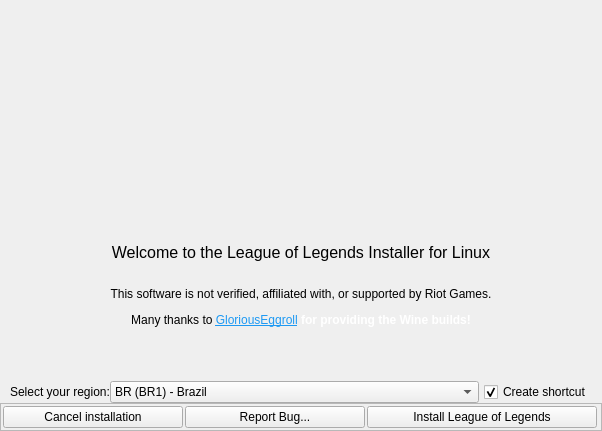
Before: the Qt Designer form python_src/ui/installer.ui in polkaulfield/lol-for-linux-installer, drawn with Qt 5.
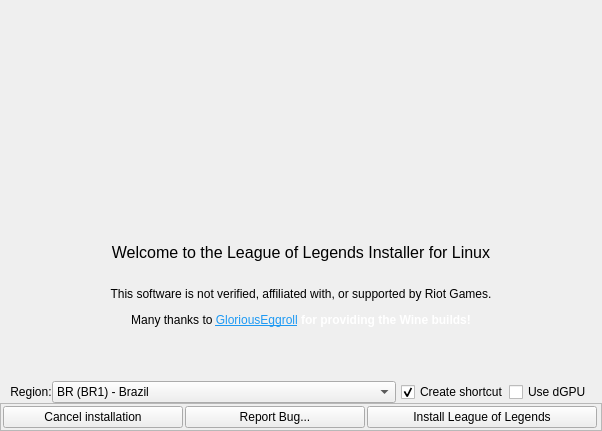
After: the same form once the commit is applied. Icons and pictures are not drawn.

Commit message: [Python] Add hybrid graphics option (#24)

```diff
--- a/python_src/ui/installer.ui
+++ b/python_src/ui/installer.ui
@@ -296,11 +296,14 @@
              </item>
              <item>
               <widget class="QLabel" name="regionLabel">
+               <property name="enabled">
+                <bool>true</bool>
+               </property>
                <property name="layoutDirection">
                 <enum>Qt::LeftToRight</enum>
                </property>
                <property name="text">
-                <string>Select your region:</string>
+                <string>Region:</string>
                </property>
                <property name="textFormat">
                 <enum>Qt::AutoText</enum>
@@ -419,6 +422,16 @@
                </property>
               </widget>
              </item>
+             <item>
+              <widget class="QCheckBox" name="checkPrime">
+               <property name="enabled">
+                <bool>true</bool>
+               </property>
+               <property name="text">
+                <string>Use dGPU</string>
+               </property>
+              </widget>
+             </item>
              <item>
               <spacer name="horizontalSpacer_2">
                <property name="orientation">
```
Left out of the diff: 14 changed lines with no effect on the pictures. The commit also changes 2 other files.
